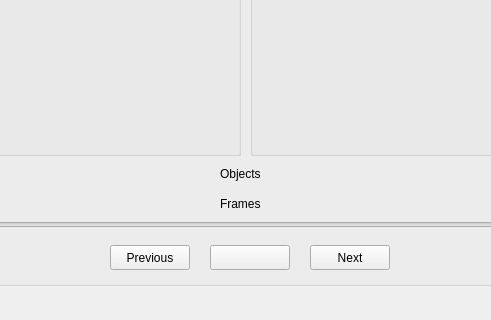
Qt form frontend/extract.ui (hilmandayo/pymagextractor) before a commit; both pictures show x 170 to 661 and y 234 to 554 of the 1041 by 554 pixel window.
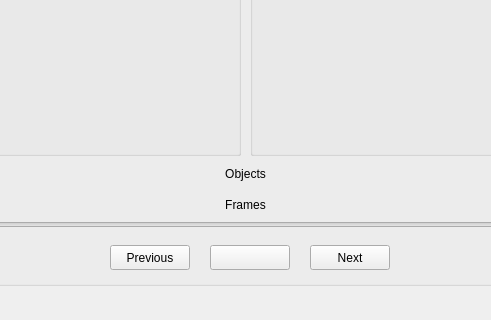
The same form after that commit.

Commit message: Extract view improvements

Patch:
```diff
--- a/frontend/extract.ui
+++ b/frontend/extract.ui
@@ -129,28 +129,34 @@
     <widget class="QLabel" name="label_2">
      <property name="geometry">
       <rect>
-       <x>380</x>
+       <x>240</x>
        <y>400</y>
-       <width>54</width>
-       <height>17</height>
+       <width>331</width>
+       <height>20</height>
       </rect>
      </property>
      <property name="text">
       <string>Frames</string>
      </property>
+     <property name="alignment">
+      <set>Qt::AlignCenter</set>
+     </property>
     </widget>
     <widget class="QLabel" name="label_3">
      <property name="geometry">
       <rect>
-       <x>380</x>
+       <x>250</x>
        <y>370</y>
-       <width>54</width>
+       <width>311</width>
        <height>17</height>
       </rect>
      </property>
      <property name="text">
       <string>Objects</string>
      </property>
+     <property name="alignment">
+      <set>Qt::AlignCenter</set>
+     </property>
     </widget>
    </widget>
   </widget>
```
Left out of the diff: 4 changed lines with no effect on the pictures. The commit also changes 6 other files.
